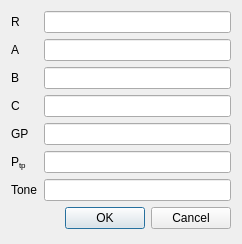
Qt form src/vesseldlg.ui (AdamMajer/bshouty-lung-model) before a commit.
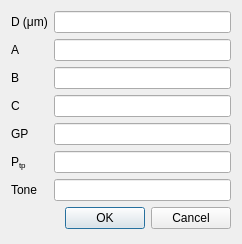
The same form after that commit.

Commit message: Replace vessel R with D when overriding individual vessel values. R is not used anymore.

Patch:
```diff
--- a/src/vesseldlg.ui
+++ b/src/vesseldlg.ui
@@ -20,7 +20,7 @@
    <item row="0" column="0">
     <widget class="QLabel" name="label">
      <property name="text">
-      <string>R</string>
+      <string>D (μm)</string>
      </property>
     </widget>
    </item>
```
Left out of the diff: 4 changed lines with no effect on the pictures. The commit also changes 1 other file.
